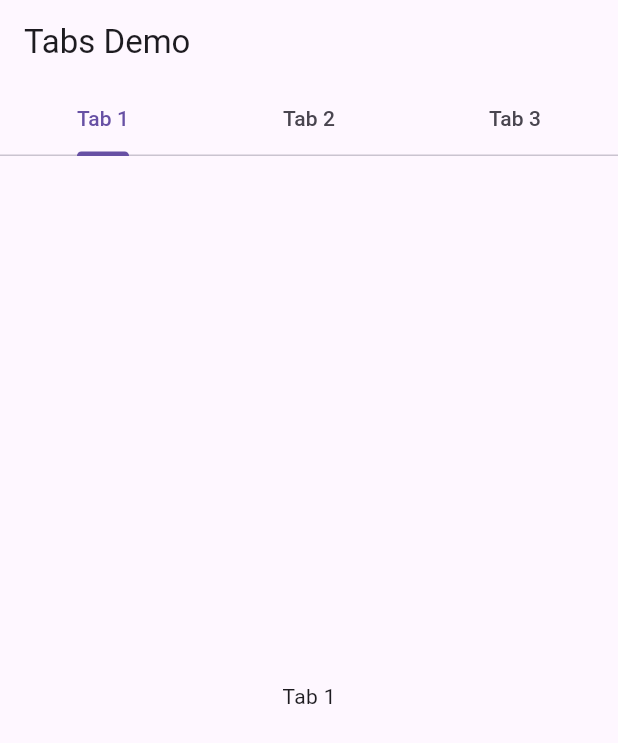
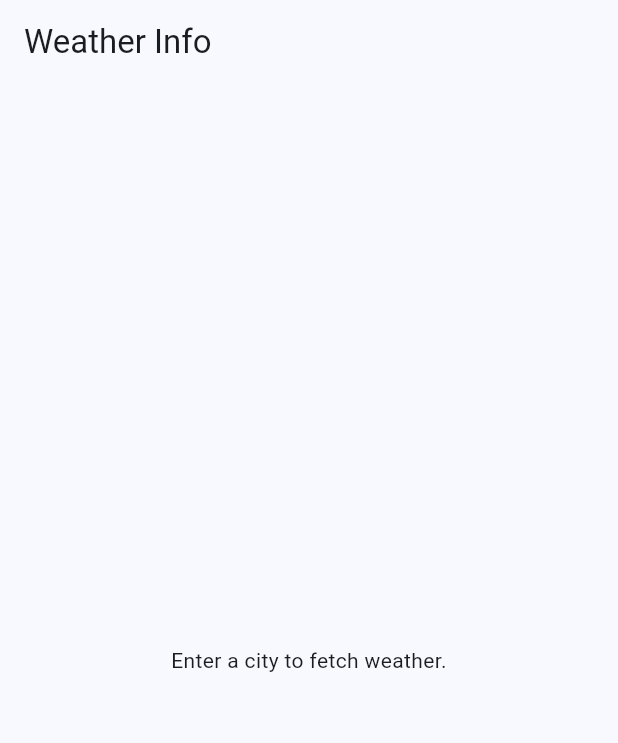
Before and after one commit to Systemized/CSC-4360, a Flutter app: the screen it shows after launch, on a phone screen of 412 x 824 dp. Shown: the top 743 px of the screen. Run offline on Flutter 3.47's test engine with Material 3 defaults, Android fonts, the phone set to English and light mode, and no system bars.

```diff
--- a/weather_info_app/lib/main.dart
+++ b/weather_info_app/lib/main.dart
@@ -1,92 +1,43 @@
 import 'package:flutter/material.dart';
 
 void main() {
-  runApp(MyApp());
+  runApp(const MyApp());
 }
 
 class MyApp extends StatelessWidget {
+  const MyApp({super.key});
+
   @override
   Widget build(BuildContext context) {
     return MaterialApp(
-      home: DefaultTabController(
-        length: 3,
-        child: _TabsNonScrollableDemo(),
+      title: 'Weather Info App',
+      theme: ThemeData(colorSchemeSeed: Colors.blue, useMaterial3: true),
+      home: const WeatherInfoPage(),
+    );
+  }
+}
+
+class WeatherInfoPage extends StatefulWidget {
+  const WeatherInfoPage({super.key});
+
+  @override
+  State<WeatherInfoPage> createState() => _WeatherInfoPageState();
+}
+
+class _WeatherInfoPageState extends State<WeatherInfoPage> {
+  @override
+  Widget build(BuildContext context) {
+    return Scaffold(
+      appBar: AppBar(title: const Text('Weather Info')),
+      body: const Padding(
+        padding: EdgeInsets.all(16.0),
+        child: Center(
+          child: Text(
+            'Enter a city to fetch weather.',
+            textAlign: TextAlign.center,
+          ),
+        ),
       ),
     );
   }
 }
-
-class _TabsNonScrollableDemo extends StatefulWidget {
-  @override
-  __TabsNonScrollableDemoState createState() => __TabsNonScrollableDemoState();
-}
-
-class __TabsNonScrollableDemoState extends State<_TabsNonScrollableDemo>
-    with SingleTickerProviderStateMixin, RestorationMixin {
-  late TabController _tabController;
-
-  final RestorableInt tabIndex = RestorableInt(0);
-
-  @override
-  String get restorationId => 'tab_non_scrollable_demo';
-
-  @override
-  void restoreState(RestorationBucket? oldBucket, bool initialRestore) {
-    registerForRestoration(tabIndex, 'tab_index');
-    _tabController.index = tabIndex.value;
-  }
-
-  @override
-  void initState() {
-    super.initState();
-    _tabController = TabController(
-      initialIndex: 0,
-      length: 3,
-      vsync: this,
-    );
-    _tabController.addListener(() {
-      setState(() {
-        tabIndex.value = _tabController.index;
-      });
-    });
-  }
-
-  @override
-  void dispose() {
-    _tabController.dispose();
-    tabIndex.dispose();
-    super.dispose();
-  }
-
-  @override
-  Widget build(BuildContext context) {
-// For the To do task hint: consider defining the widget and name of the tabs here
-    final tabs = ['Tab 1', 'Tab 2', 'Tab 3'];
-
-    return Scaffold(
-      appBar: AppBar(
-        automaticallyImplyLeading: false,
-        title: Text(
-          'Tabs Demo',
-        ),
-        bottom: TabBar(
-          controller: _tabController,
-          isScrollable: false,
-          tabs: [
-            for (final tab in tabs) Tab(text: tab),
-          ],
-        ),
-      ),
-      body: TabBarView(
-        controller: _tabController,
-        children: [
-// hint for the to do task:Considering creating the different for different tabs
-          for (final tab in tabs)
-            Center(
-              child: Text(tab),
-            ),
-        ],
-      ),
-    );
-  }
-}
```
